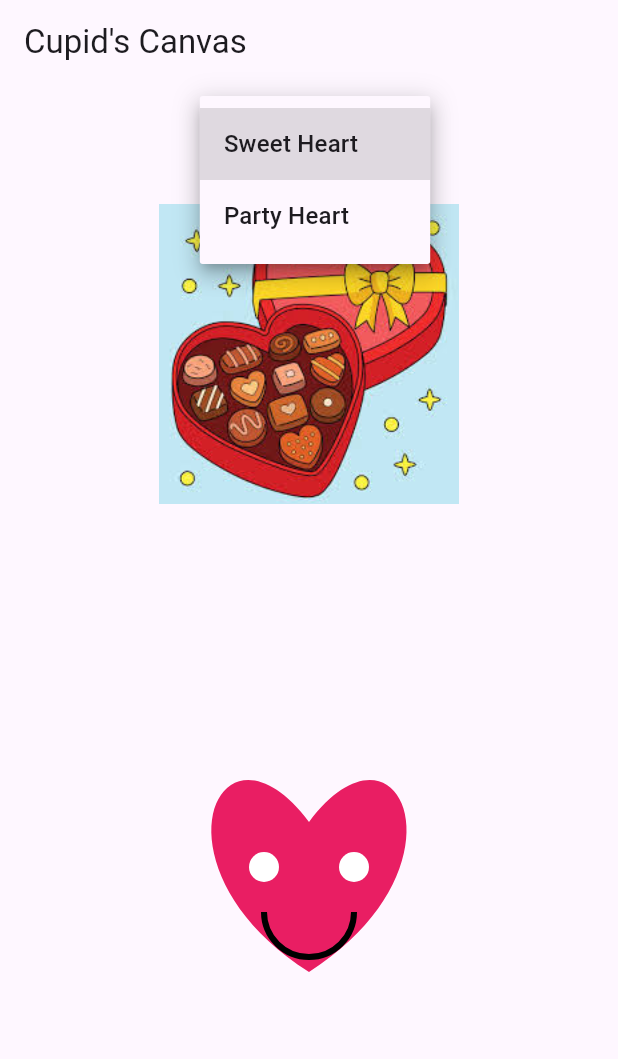
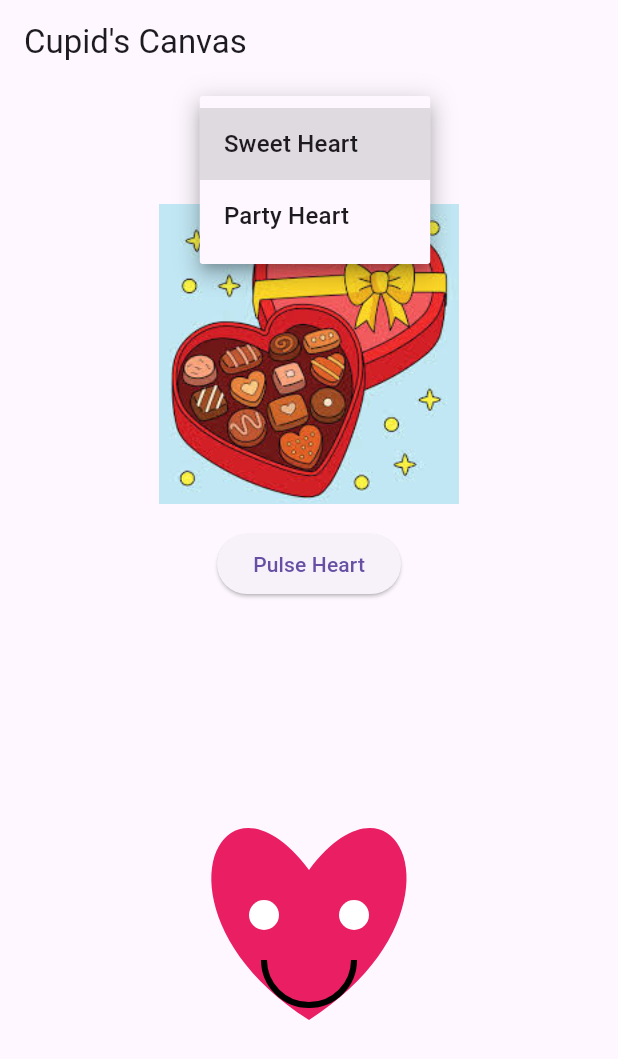
Before and after one commit to femioduba1/group_challenge, a Flutter app: the screen it shows after launch, after a tap on "Sweet Heart", on a phone screen of 412 x 824 dp. Shown: the top 1059 px of the screen. Run offline on Flutter 3.47's test engine with Material 3 defaults, Android fonts, the phone set to English and light mode, and no system bars.

Commit message:
added the pulse animation button

```diff
--- a/lib/main.dart
+++ b/lib/main.dart
@@ -25,6 +25,7 @@ class ValentineHome extends StatefulWidget {
 class _ValentineHomeState extends State<ValentineHome> {
   final List<String> emojiOptions = ['Sweet Heart', 'Party Heart'];
   String selectedEmoji = 'Sweet Heart';
+  double heartScale = 1.0; // added for pulse effect
 
   @override
   Widget build(BuildContext context) {
@@ -33,6 +34,7 @@ class _ValentineHomeState extends State<ValentineHome> {
       body: Column(
         children: [
           const SizedBox(height: 16),
+          // ---The Emoji DropDown
           DropdownButton<String>(
             value: selectedEmoji,
             items: emojiOptions
@@ -55,11 +57,23 @@ class _ValentineHomeState extends State<ValentineHome> {
             ),
           ),
           const SizedBox(height: 16),
+          ElevatedButton(
+            onPressed: () {
+              setState(() {
+                heartScale = heartScale == 1.0 ? 1.2 : 1.0;
+              });
+            },
+            child: const Text('Pulse Heart'),
+          ),
+          const SizedBox(height: 16),
           Expanded(
             child: Center(
-              child: CustomPaint(
-                size: const Size(300, 300),
-                painter: HeartEmojiPainter(type: selectedEmoji),
+              child: Transform.scale(
+                scale: heartScale, // scale for pulse effect
+                child: CustomPaint(
+                  size: const Size(300, 300),
+                  painter: HeartEmojiPainter(type: selectedEmoji),
+                ),
               ),
             ),
           ),
@@ -130,6 +144,16 @@ class HeartEmojiPainter extends CustomPainter {
         ..lineTo(center.dx + 40, center.dy - 40)
         ..close();
       canvas.drawPath(hatPath, hatPaint);
+
+      // Party confetti
+      final confettiPaint = Paint()..color = Colors.orange;
+      for (int i = 0; i < 10; i++) {
+        canvas.drawCircle(
+          Offset(center.dx + (i * 5 - 25), center.dy - 50 + (i * 3)),
+          3,
+          confettiPaint,
+        );
+      }
     }
   }
 
```
Also changed, not shown: 1 other file.
